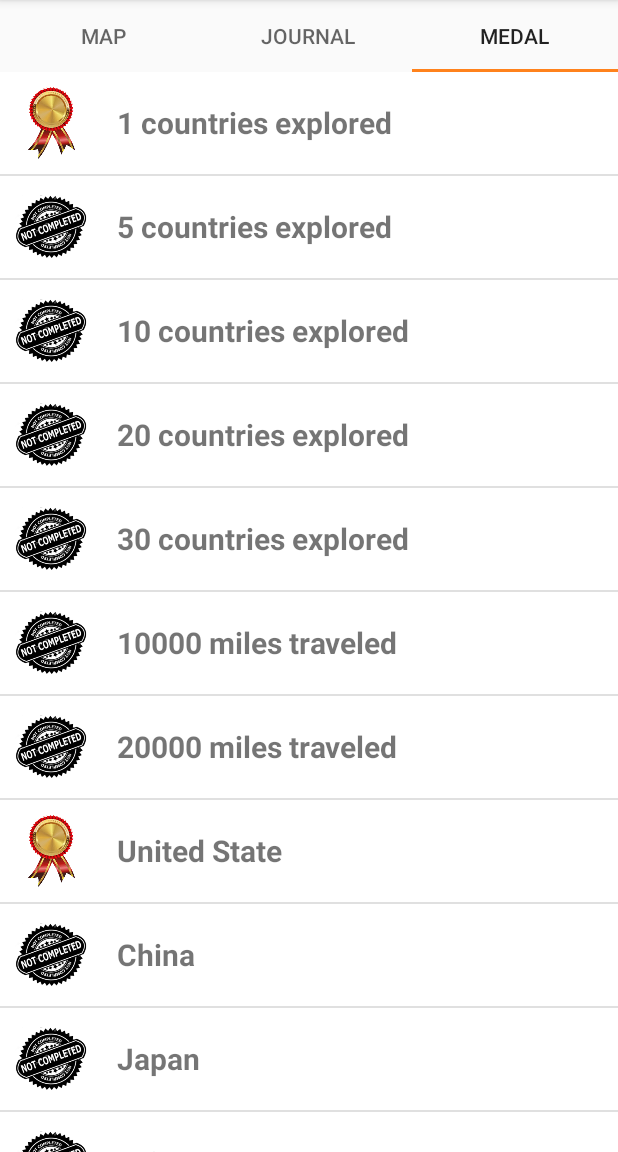
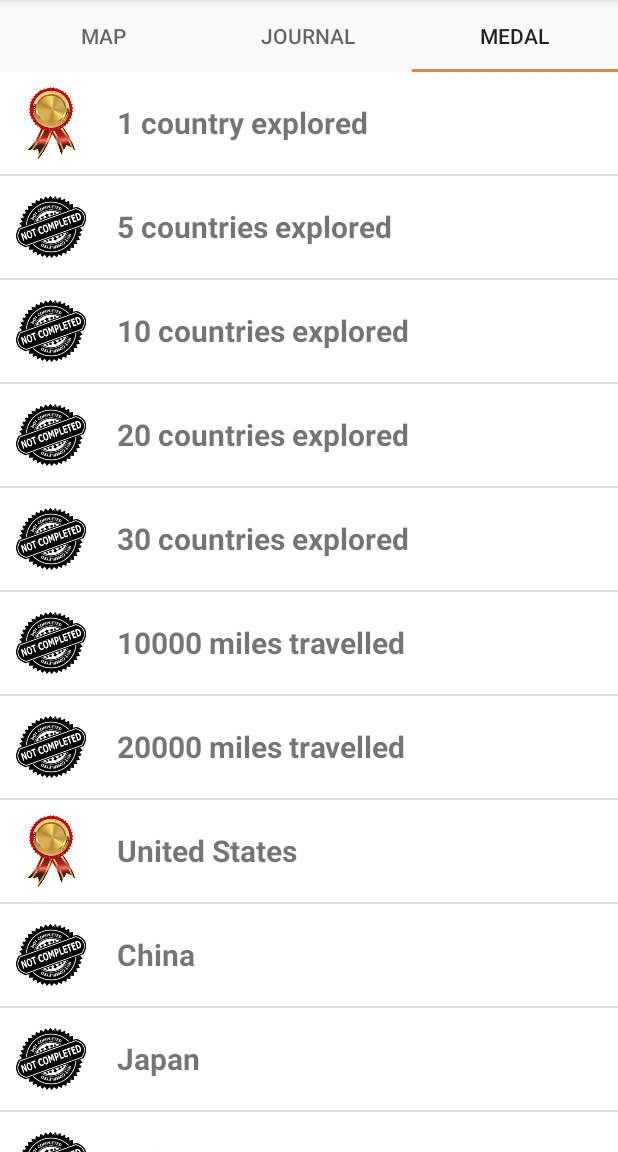
Before and after one commit to VictoriaHong/Footing-Android, an Android app: the TabFragment screen opened directly, with no data from a screen before it, tab 3 chosen, on a phone screen of 412 x 824 dp, the part 84-1236 px from its top. Run offline under Robolectric (Android 15) with nearby library versions, the phone set to English and light mode, and no system bars; pictures from the network do not load; 3 statements that could not run were skipped.

Commit message:
Minor changes.

```diff
--- a/app/src/main/java/edu/cmu/footinguidemo/controller/DBConnector.java
+++ b/app/src/main/java/edu/cmu/footinguidemo/controller/DBConnector.java
@@ -27,7 +27,7 @@ public abstract class DBConnector {
     private static final String SQL_CREATE_MEDALTABLE =
             "CREATE TABLE IF NOT EXISTS " + MedalConnector.TABLE_NAME + " ("
                     + MedalConnector.Columns._ID + " INTEGER PRIMARY KEY, "
-                    + MedalConnector.Columns.COLUMN_NAME_MEDAL_NAME + " TEXT NOT NULL, "
+                    + MedalConnector.Columns.COLUMN_NAME_MEDAL_NAME + " TEXT UNIQUE NOT NULL ON CONFLICT IGNORE, "
                     + MedalConnector.Columns.COLUMN_MEDAL_SOLVED + " INTEGER)";
     private static final String SQL_CREATE_JOURNALTABLE =
             "CREATE TABLE IF NOT EXISTS " + JournalConnector.TABLE_NAME + " ("
--- a/app/src/main/java/edu/cmu/footinguidemo/model/MedalLab.java
+++ b/app/src/main/java/edu/cmu/footinguidemo/model/MedalLab.java
@@ -30,9 +30,9 @@ public class MedalLab {
         mContext = context.getApplicationContext();
         MedalConnector db = new MedalConnector(mContext);
 
-        String[] mMedalName = { "1 countries explored", "5 countries explored", "10 countries explored", "20 countries explored", "30 countries explored","10000 miles traveled", "20000 miles traveled", "United State", "China", "Japan", "Taiwan"};
+        String[] mMedalName = { "1 country explored", "5 countries explored", "10 countries explored", "20 countries explored", "30 countries explored","10000 miles travelled", "20000 miles travelled", "United States", "China", "Japan", "Taiwan"};
         for (int i = 0; i < mMedalName.length; i++) {
-            if(mMedalName[i].equals("1 countries explored") || mMedalName[i].equals("United State")) {
+            if(mMedalName[i].equals("1 country explored") || mMedalName[i].equals("United States")) {
                 db.insert(mMedalName[i], true);
             }
             else{
--- a/app/src/main/java/edu/cmu/footinguidemo/ui/MedalFragment.java
+++ b/app/src/main/java/edu/cmu/footinguidemo/ui/MedalFragment.java
@@ -34,8 +34,10 @@ public class MedalFragment extends Fragment {
         medalList.setOnItemClickListener(new AdapterView.OnItemClickListener() {
             @Override
             public void onItemClick(AdapterView<?> parent, View view, int position, long id) {
-                Toast.makeText(getActivity(),"Checking", Toast.LENGTH_SHORT ).show();
+
                 Medal mMedal = (Medal)medalList.getItemAtPosition(position);
+
+                Toast.makeText(getActivity(), mMedal.isSolved() ? "Achievement completed" : "Achievement not completed", Toast.LENGTH_SHORT ).show();
                 if(mMedal.getMedalName().equals("1 countries explored")){
                     //check statistics
                     boolean explore = true;
```
